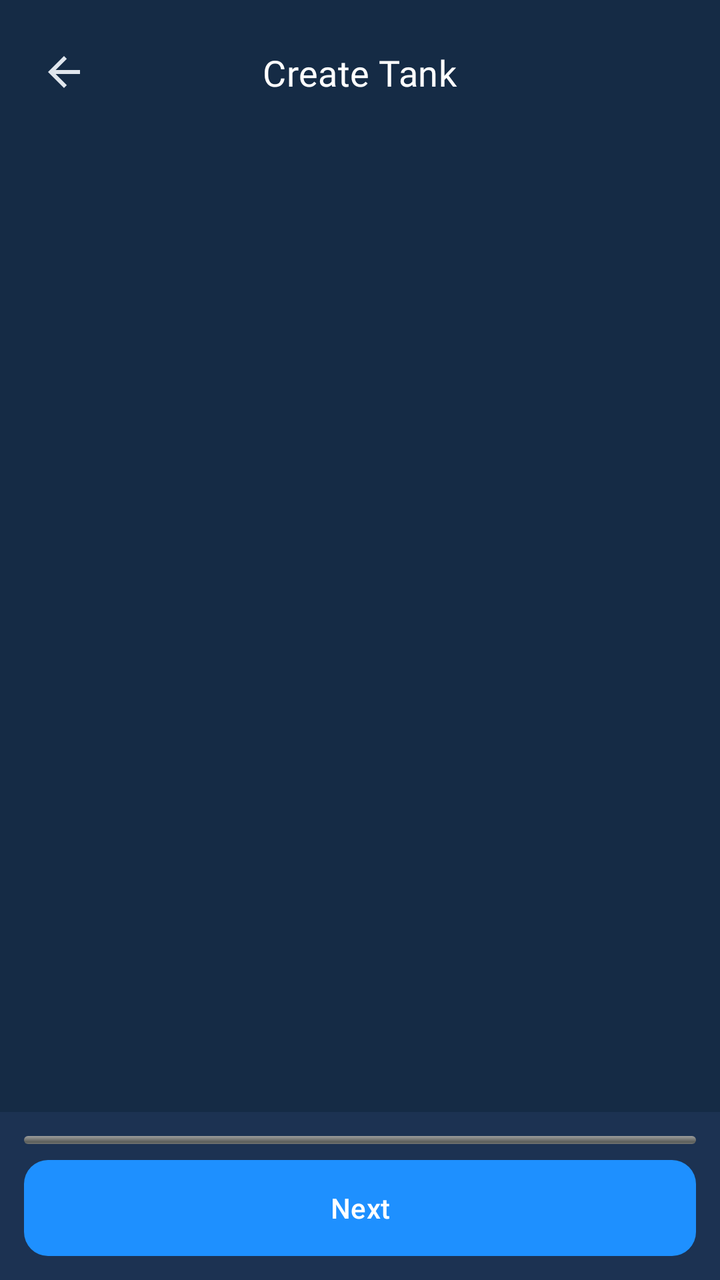
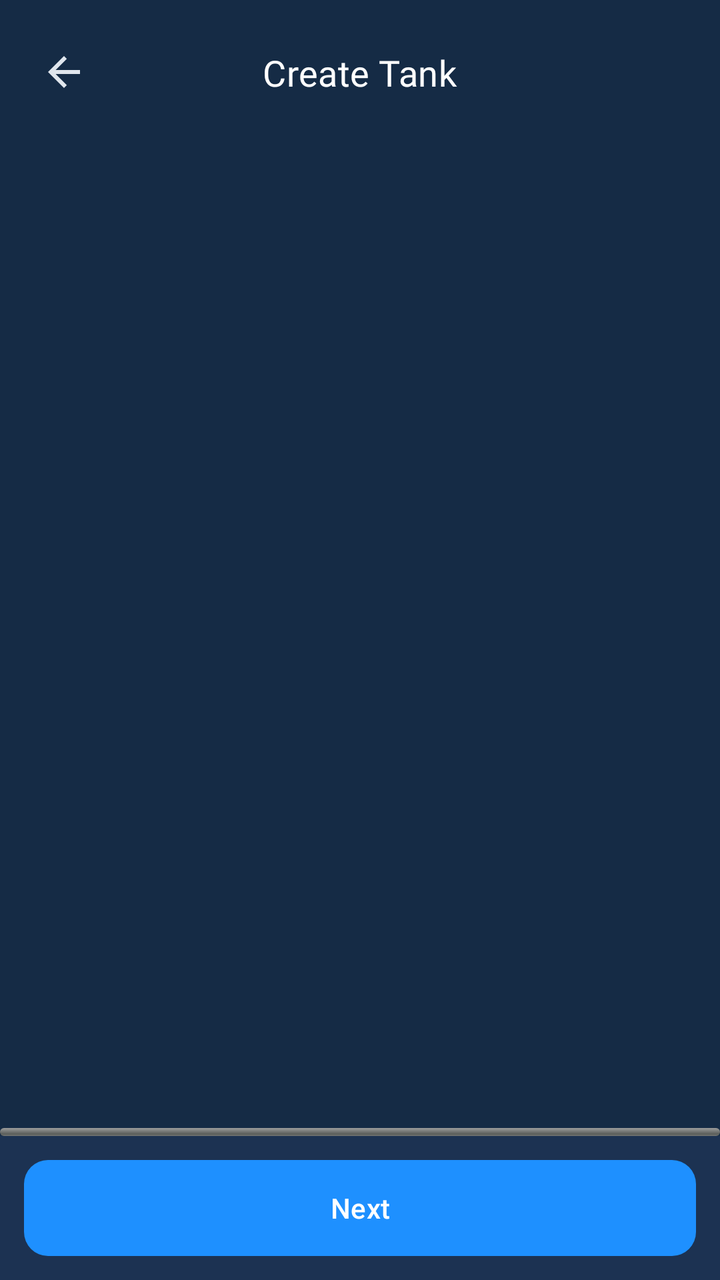

The first picture is an Android layout as it rendered before a commit; the second is the same layout after the commit. The layout source and the unified diff follow.
<!-- AndroidManifest.xml: application theme AppTheme -->
<!-- res/layout/fragment_create_tank.xml -->
<?xml version="1.0" encoding="utf-8"?>
<androidx.constraintlayout.widget.ConstraintLayout 
    xmlns:android="http://schemas.android.com/apk/res/android"
    xmlns:app="http://schemas.android.com/apk/res-auto"
    android:layout_width="match_parent"
    android:layout_height="match_parent"
    android:background="@color/background_color">

    
    <androidx.constraintlayout.widget.ConstraintLayout
        android:id="@+id/headerContainer"
        android:layout_width="match_parent"
        android:layout_height="wrap_content"
        android:paddingHorizontal="16dp"
        android:paddingTop="20dp"
        android:paddingBottom="12dp"
        android:background="@color/background_color"
        app:layout_constraintTop_toTopOf="parent">

        <ImageView
            android:id="@+id/btnBack"
            android:layout_width="32dp"
            android:layout_height="32dp"
            android:src="@drawable/ic_back"
            android:scaleType="center"
            app:tint="?attr/colorOnSurface"
            android:clickable="true"
            android:focusable="true"
            android:contentDescription="Back"
            app:layout_constraintBottom_toBottomOf="parent"
            app:layout_constraintStart_toStartOf="parent"
            app:layout_constraintTop_toTopOf="parent" />

        <TextView
            android:id="@+id/tvTitle"
            style="@style/TextAppearance.Aqua.StepTitle"
            android:layout_width="wrap_content"
            android:layout_height="wrap_content"
            android:text="Create Tank"
            android:importantForAccessibility="yes"
            app:layout_constraintTop_toTopOf="parent"
            app:layout_constraintBottom_toBottomOf="parent"
            app:layout_constraintStart_toStartOf="parent"
            app:layout_constraintEnd_toEndOf="parent" />
    </androidx.constraintlayout.widget.ConstraintLayout>

    
    <androidx.constraintlayout.widget.ConstraintLayout
        android:id="@+id/stepContainer"
        android:layout_width="0dp"
        android:layout_height="0dp"
        app:layout_constraintTop_toBottomOf="@id/headerContainer"
        app:layout_constraintBottom_toTopOf="@+id/bottomContainer"
        app:layout_constraintStart_toStartOf="parent"
        app:layout_constraintEnd_toEndOf="parent">

        
        <androidx.constraintlayout.widget.ConstraintLayout
            android:id="@+id/step1Layout"
            android:layout_width="0dp"
            android:layout_height="0dp"
            android:visibility="visible"
            app:layout_constraintTop_toTopOf="parent"
            app:layout_constraintBottom_toBottomOf="parent"
            app:layout_constraintStart_toStartOf="parent"
            app:layout_constraintEnd_toEndOf="parent"/>

        
        <androidx.constraintlayout.widget.ConstraintLayout
            android:id="@+id/step2Layout"
            android:layout_width="0dp"
            android:layout_height="0dp"
            android:visibility="gone"
            app:layout_constraintTop_toTopOf="parent"
            app:layout_constraintBottom_toBottomOf="parent"
            app:layout_constraintStart_toStartOf="parent"
            app:layout_constraintEnd_toEndOf="parent"/>

        
        <androidx.constraintlayout.widget.ConstraintLayout
            android:id="@+id/step3Layout"
            android:layout_width="0dp"
            android:layout_height="0dp"
            android:visibility="gone"
            app:layout_constraintTop_toTopOf="parent"
            app:layout_constraintBottom_toBottomOf="parent"
            app:layout_constraintStart_toStartOf="parent"
            app:layout_constraintEnd_toEndOf="parent"/>

        
        <androidx.constraintlayout.widget.ConstraintLayout
            android:id="@+id/step4Layout"
            android:layout_width="0dp"
            android:layout_height="0dp"
            android:visibility="gone"
            app:layout_constraintTop_toTopOf="parent"
            app:layout_constraintBottom_toBottomOf="parent"
            app:layout_constraintStart_toStartOf="parent"
            app:layout_constraintEnd_toEndOf="parent"/>

        
        <androidx.constraintlayout.widget.ConstraintLayout
            android:id="@+id/step5Layout"
            android:layout_width="0dp"
            android:layout_height="0dp"
            android:visibility="gone"
            app:layout_constraintTop_toTopOf="parent"
            app:layout_constraintBottom_toBottomOf="parent"
            app:layout_constraintStart_toStartOf="parent"
            app:layout_constraintEnd_toEndOf="parent"/>
    </androidx.constraintlayout.widget.ConstraintLayout>

 
<androidx.constraintlayout.widget.ConstraintLayout
    android:id="@+id/bottomContainer"
    android:layout_width="0dp"
    android:layout_height="wrap_content"
    android:background="#1C3252"
    android:padding="12dp"
    app:layout_constraintBottom_toBottomOf="parent"
    app:layout_constraintStart_toStartOf="parent"
    app:layout_constraintEnd_toEndOf="parent">

    
    <ProgressBar
        android:id="@+id/progressBar"
        style="@android:style/Widget.ProgressBar.Horizontal"
        android:layout_width="0dp"
        android:layout_height="4dp"
        android:progress="0"
        android:max="100"
        android:progressTint="#1FAA59"
        android:indeterminate="false"
        app:layout_constraintTop_toTopOf="parent"
        app:layout_constraintStart_toStartOf="parent"
        app:layout_constraintEnd_toEndOf="parent"/>

    
    <com.google.android.material.button.MaterialButton
        android:id="@+id/btnNext"
        style="@style/Widget.Aqua.PrimaryButton"
        android:layout_width="match_parent"
        android:layout_height="48dp"
        android:layout_marginTop="8dp"
        app:layout_constraintTop_toBottomOf="@id/progressBar"
        app:layout_constraintStart_toStartOf="parent"
        app:layout_constraintEnd_toEndOf="parent"
        android:text="Next"/>
</androidx.constraintlayout.widget.ConstraintLayout>

</androidx.constraintlayout.widget.ConstraintLayout>
<!-- resources referenced by this layout -->
<resources>
  <color name="background_color">#152B45</color>
  <!-- drawable ic_back (drawable) -->
  <?xml version="1.0" encoding="utf-8"?>
  <vector xmlns:android="http://schemas.android.com/apk/res/android"
      android:width="24dp"
      android:height="24dp"
      android:viewportWidth="24"
      android:viewportHeight="24">
  
      <path
          android:fillColor="@android:color/white"
          android:pathData="M20,11H7.83L13.42,5.41L12,4l-8,8 8,8 1.41,-1.41L7.83,13H20v-2z" />
  </vector>
  <style name="TextAppearance.Aqua.StepTitle" parent="TextAppearance.Material3.TitleMedium">
      <item name="fontFamily">@font/inter_regular</item>
      <item name="android:fontFamily">@font/inter_regular</item>
      <item name="android:textColor">@android:color/white</item>
      <item name="android:textSize">18sp</item>
  </style>
  <style name="Widget.Aqua.PrimaryButton" parent="Widget.Material3.Button">
      <item name="android:textColor">@android:color/white</item>
      <item name="cornerRadius">12dp</item>
      <item name="android:insetTop">0dp</item>
      <item name="android:insetBottom">0dp</item>
      <item name="android:paddingTop">12dp</item>
      <item name="android:paddingBottom">12dp</item>
      <item name="backgroundTint">@color/aqua_button_blue</item>
  </style>
  <style name="AppTheme" parent="Theme.Material3.DayNight.NoActionBar">
  
          
          <item name="colorPrimary">@color/md_theme_light_primary</item>
          <item name="colorOnPrimary">@color/md_theme_light_onPrimary</item>
          <item name="colorSecondary">@color/md_theme_light_secondary</item>
          <item name="colorOnSecondary">@color/md_theme_light_onSecondary</item>
  
          
          <item name="android:colorBackground">@color/md_theme_light_background</item>
          <item name="colorSurface">@color/md_theme_light_surface</item>
          <item name="colorOnSurface">@color/md_theme_light_onSurface</item>
  
          
          <item name="colorSurfaceVariant">@color/md_theme_light_surfaceVariant</item>
          <item name="colorOnSurfaceVariant">@color/md_theme_light_onSurfaceVariant</item>
          <item name="colorOutline">@color/md_theme_light_outline</item>
          <item name="colorOutlineVariant">@color/md_theme_light_outlineVariant</item>
          <item name="colorError">@color/md_theme_light_error</item>
          <item name="colorOnError">@color/md_theme_light_onError</item>
  
          
          <item name="android:statusBarColor">@android:color/transparent</item>
          <item name="android:navigationBarColor">@android:color/black</item>
  
          
          <item name="android:windowLightStatusBar">true</item>
          <item name="android:windowLightNavigationBar">true</item>
  
          
          <item name="windowActionBar">false</item>
          <item name="android:windowNoTitle">true</item>
      </style>
  <color name="aqua_button_blue">#1E90FF</color>
  <color name="md_theme_light_primary">#2196F3</color>
  <color name="md_theme_light_onPrimary">#FFFFFF</color>
  <color name="md_theme_light_secondary">#4A6363</color>
  <color name="md_theme_light_onSecondary">#FFFFFF</color>
  <color name="md_theme_light_background">#152B45</color>
  <color name="md_theme_light_surface">#152B45</color>
  <color name="md_theme_light_onSurface">#E0E6ED</color>
  <color name="md_theme_light_surfaceVariant">#233042</color>
  <color name="md_theme_light_onSurfaceVariant">#5C6B75</color>
  <color name="md_theme_light_outline">#455A64</color>
  <color name="md_theme_light_outlineVariant">#37474F</color>
  <color name="md_theme_light_error">#D32F2F</color>
  <color name="md_theme_light_onError">#FFFFFF</color>
</resources>

<!-- the commit's change to res/layout/fragment_create_tank.xml (unified diff, before → after) -->
@@ -111,10 +111,25 @@
     </androidx.constraintlayout.widget.ConstraintLayout>
 
  
-<androidx.constraintlayout.widget.ConstraintLayout
+<ProgressBar
+    android:id="@+id/progressBar"
+    style="@android:style/Widget.ProgressBar.Horizontal"
+    android:layout_width="0dp"
+    android:layout_height="4dp"
+    android:progress="0"
+    android:max="100"
+    android:progressTint="#1FAA59"
+    android:indeterminate="false"
+    app:layout_constraintStart_toStartOf="parent"
+    app:layout_constraintEnd_toEndOf="parent"
+    app:layout_constraintBottom_toTopOf="@id/bottomContainer" />
+
+
+<LinearLayout
     android:id="@+id/bottomContainer"
     android:layout_width="0dp"
     android:layout_height="wrap_content"
+    android:orientation="vertical"
     android:background="#1C3252"
     android:padding="12dp"
     app:layout_constraintBottom_toBottomOf="parent"
@@ -122,30 +137,12 @@
     app:layout_constraintEnd_toEndOf="parent">
 
     
-    <ProgressBar
-        android:id="@+id/progressBar"
-        style="@android:style/Widget.ProgressBar.Horizontal"
-        android:layout_width="0dp"
-        android:layout_height="4dp"
-        android:progress="0"
-        android:max="100"
-        android:progressTint="#1FAA59"
-        android:indeterminate="false"
-        app:layout_constraintTop_toTopOf="parent"
-        app:layout_constraintStart_toStartOf="parent"
-        app:layout_constraintEnd_toEndOf="parent"/>
-
-    
     <com.google.android.material.button.MaterialButton
         android:id="@+id/btnNext"
         style="@style/Widget.Aqua.PrimaryButton"
         android:layout_width="match_parent"
         android:layout_height="48dp"
-        android:layout_marginTop="8dp"
-        app:layout_constraintTop_toBottomOf="@id/progressBar"
-        app:layout_constraintStart_toStartOf="parent"
-        app:layout_constraintEnd_toEndOf="parent"
         android:text="Next"/>
-</androidx.constraintlayout.widget.ConstraintLayout>
+</LinearLayout>
 
 </androidx.constraintlayout.widget.ConstraintLayout>
